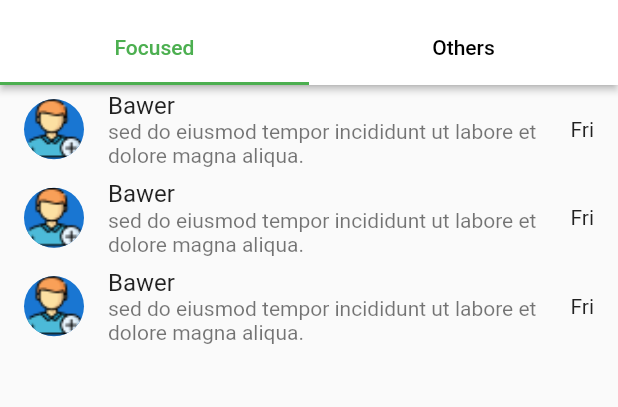
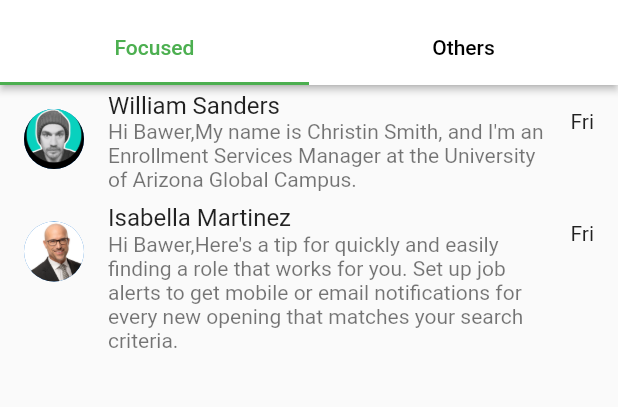
Before and after one commit to thebawer-27/linkedin_clone_project, a Flutter app: the Masseges screen opened directly, on a phone screen of 412 x 824 dp, the part 71-478 px from its top. Run offline on Flutter 3.47's test engine with Material 2 defaults, Android fonts, the phone set to English and light mode, and no system bars; our stand-ins replace flutter_speed_dial.

Commit message:
data update

```diff
--- a/lib/Bawer/datamodels/DataMdel.dart
+++ b/lib/Bawer/datamodels/DataMdel.dart
@@ -100,21 +100,15 @@ class Massegs {
 
 List<Massegs> massege = [
   Massegs(
-      avatar: 'assets/add-user.png',
-      username: 'Bawer',
+      avatar: 'assets/a (2).jpg',
+      username: 'William Sanders',
       mass:
-          'sed do eiusmod tempor incididunt ut labore et dolore magna aliqua.',
+          "Hi Bawer,My name is Christin Smith, and I'm an Enrollment Services Manager at the University of Arizona Global Campus.",
       time: 'Fri'),
   Massegs(
-      avatar: 'assets/add-user.png',
-      username: 'Bawer',
+      avatar: 'assets/a.jpg',
+      username: 'Isabella Martinez',
       mass:
-          'sed do eiusmod tempor incididunt ut labore et dolore magna aliqua.',
-      time: 'Fri'),
-  Massegs(
-      avatar: 'assets/add-user.png',
-      username: 'Bawer',
-      mass:
-          'sed do eiusmod tempor incididunt ut labore et dolore magna aliqua.',
+          "Hi Bawer,Here's a tip for quickly and easily finding a role that works for you. Set up job alerts to get mobile or email notifications for every new opening that matches your search criteria.",
       time: 'Fri'),
 ];
```
